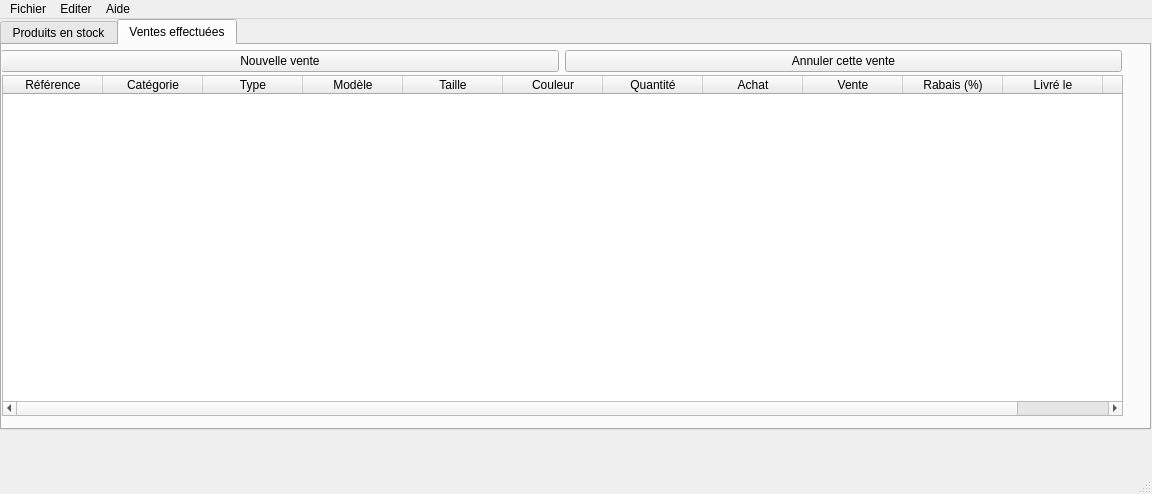
First picture: the form in GestionDeStock/mainwindow.ui, repository pawamoy/gestion-de-stock, before the edit.
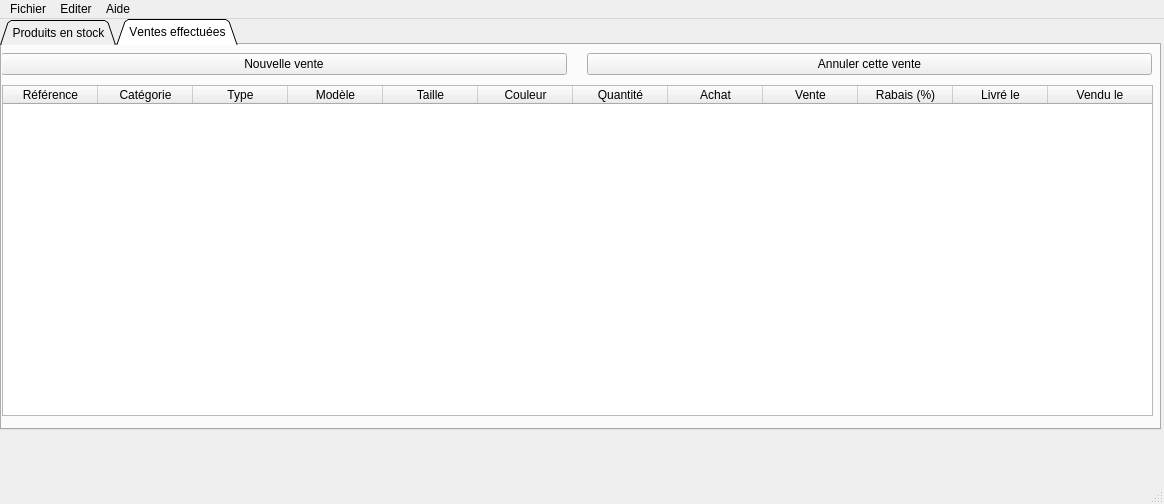
Second picture: the form after the edit. The open tabs and pages were chosen to show the change. Icons and pictures are not drawn.

Commit message: improved gui :D give it a try

```diff
--- a/GestionDeStock/mainwindow.ui
+++ b/GestionDeStock/mainwindow.ui
@@ -6,8 +6,8 @@
    <rect>
     <x>0</x>
     <y>0</y>
-    <width>1152</width>
-    <height>494</height>
+    <width>1164</width>
+    <height>504</height>
    </rect>
   </property>
   <property name="windowTitle">
@@ -23,7 +23,7 @@
      <rect>
       <x>0</x>
       <y>0</y>
-      <width>1151</width>
+      <width>1161</width>
       <height>411</height>
      </rect>
     </property>
@@ -36,8 +36,25 @@
        <property name="enabled">
         <bool>true</bool>
        </property>
+       <property name="font">
+        <font>
+         <kerning>false</kerning>
+        </font>
+       </property>
+       <property name="focusPolicy">
+        <enum>Qt::NoFocus</enum>
+       </property>
+       <property name="tabShape">
+        <enum>QTabWidget::Triangular</enum>
+       </property>
        <property name="currentIndex">
-        <number>0</number>
+        <number>1</number>
+       </property>
+       <property name="elideMode">
+        <enum>Qt::ElideNone</enum>
+       </property>
+       <property name="documentMode">
+        <bool>false</bool>
        </property>
        <widget class="QWidget" name="onglet_stock">
         <attribute name="title">
@@ -195,11 +212,14 @@
           <rect>
            <x>-1</x>
            <y>-1</y>
-           <width>1121</width>
-           <height>34</height>
+           <width>1151</width>
+           <height>41</height>
           </rect>
          </property>
          <layout class="QHBoxLayout" name="horizontalLayout_4">
+          <property name="spacing">
+           <number>20</number>
+          </property>
           <item>
            <widget class="QPushButton" name="sells_add">
             <property name="text">
@@ -209,10 +229,25 @@
              <iconset>
               <normaloff>../appdata/list-add.png</normaloff>../appdata/list-add.png</iconset>
             </property>
+            <property name="autoDefault">
+             <bool>false</bool>
+            </property>
+            <property name="default">
+             <bool>false</bool>
+            </property>
+            <property name="flat">
+             <bool>false</bool>
+            </property>
            </widget>
           </item>
           <item>
            <widget class="QPushButton" name="sells_cancel">
+            <property name="font">
+             <font>
+              <weight>50</weight>
+              <bold>false</bold>
+             </font>
+            </property>
             <property name="text">
              <string>Annuler cette vente</string>
             </property>
@@ -220,6 +255,9 @@
              <iconset>
               <normaloff>../appdata/edit-undo.png</normaloff>../appdata/edit-undo.png</iconset>
             </property>
+            <property name="autoDefault">
+             <bool>true</bool>
+            </property>
            </widget>
           </item>
          </layout>
@@ -228,14 +266,56 @@
          <property name="geometry">
           <rect>
            <x>0</x>
-           <y>30</y>
-           <width>1121</width>
-           <height>341</height>
+           <y>40</y>
+           <width>1151</width>
+           <height>331</height>
           </rect>
          </property>
          <layout class="QVBoxLayout" name="verticalLayout_3">
           <item>
            <widget class="QTableWidget" name="tableWidget_2">
+            <property name="focusPolicy">
+             <enum>Qt::NoFocus</enum>
+            </property>
+            <property name="dragDropOverwriteMode">
+             <bool>false</bool>
+            </property>
+            <property name="alternatingRowColors">
+             <bool>true</bool>
+            </property>
+            <property name="selectionMode">
+             <enum>QAbstractItemView::SingleSelection</enum>
+            </property>
+            <property name="selectionBehavior">
+             <enum>QAbstractItemView::SelectRows</enum>
+            </property>
+            <property name="gridStyle">
+             <enum>Qt::SolidLine</enum>
+            </property>
+            <property name="sortingEnabled">
+             <bool>false</bool>
+            </property>
+            <property name="wordWrap">
+             <bool>false</bool>
+            </property>
+            <property name="cornerButtonEnabled">
+             <bool>false</bool>
+            </property>
+            <attribute name="horizontalHeaderCascadingSectionResizes">
+             <bool>true</bool>
+            </attribute>
+            <attribute name="horizontalHeaderDefaultSectionSize">
+             <number>95</number>
+            </attribute>
+            <attribute name="horizontalHeaderStretchLastSection">
+             <bool>true</bool>
+            </attribute>
+            <attribute name="verticalHeaderVisible">
+             <bool>false</bool>
+            </attribute>
+            <attribute name="verticalHeaderCascadingSectionResizes">
+             <bool>false</bool>
+            </attribute>
             <column>
              <property name="text">
               <string>Référence</string>
@@ -308,9 +388,9 @@
    <widget class="QWidget" name="horizontalLayoutWidget_4">
     <property name="geometry">
      <rect>
-      <x>9</x>
-      <y>409</y>
-      <width>1141</width>
+      <x>10</x>
+      <y>420</y>
+      <width>1151</width>
       <height>31</height>
      </rect>
     </property>
@@ -330,7 +410,7 @@
     <rect>
      <x>0</x>
      <y>0</y>
-     <width>1152</width>
+     <width>1164</width>
      <height>29</height>
     </rect>
    </property>
```
Left out of the diff: 50 changed lines with no effect on the pictures.
